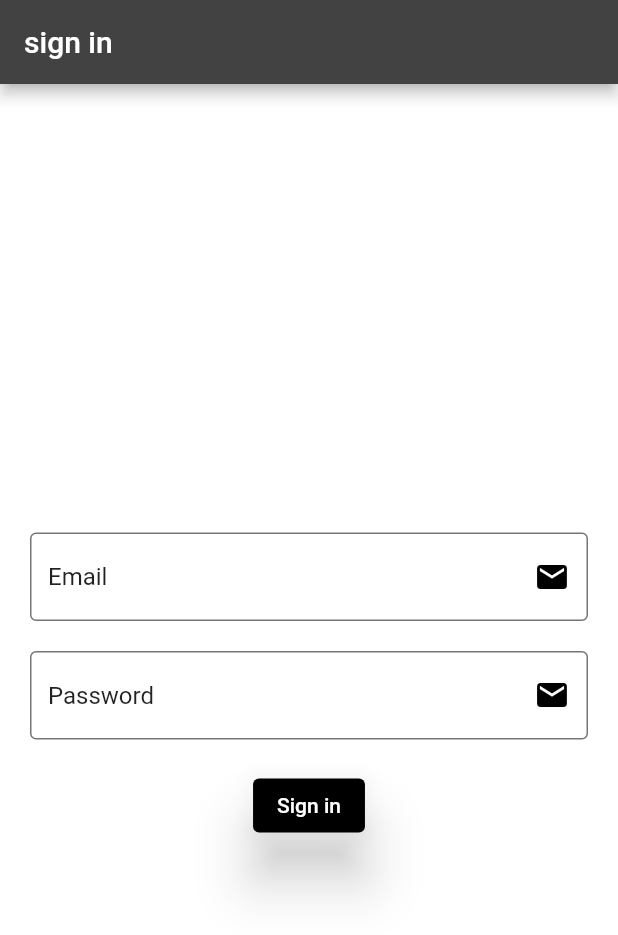
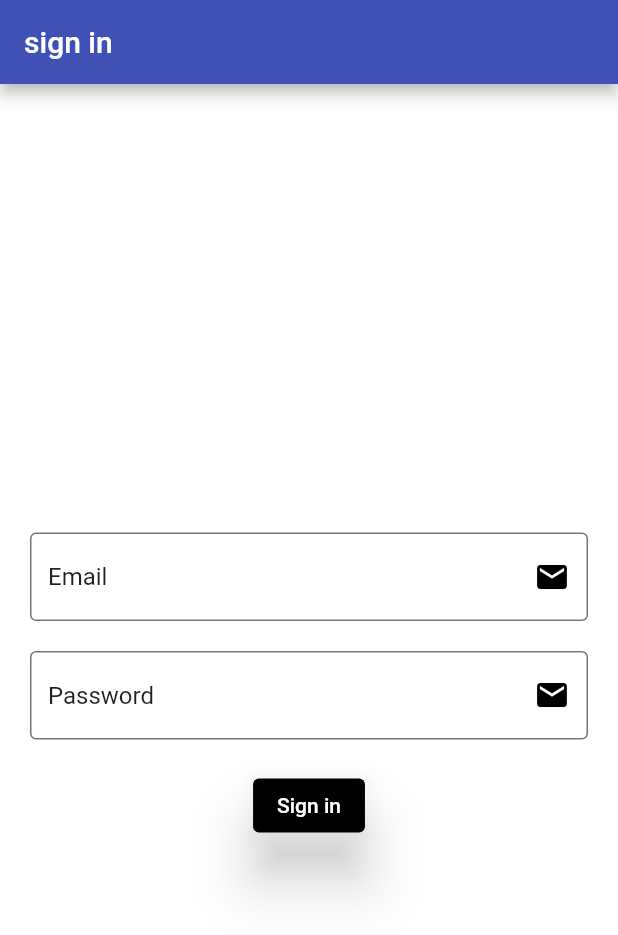
Before and after one commit to nouhben/dynamic-links-demo, a Flutter app: the screen it shows after launch, on a phone screen of 412 x 824 dp. Shown: the top 935 px of the screen. Run offline on Flutter 3.47's test engine with Material 2 defaults, Android fonts, the phone set to English and light mode, and no system bars; our stand-ins replace cloud_firestore, firebase_auth, firebase_core, firebase_dynamic_links, share_plus; accounts and stored records are empty.

Commit message:
final touches

```diff
--- a/lib/main.dart
+++ b/lib/main.dart
@@ -3,11 +3,6 @@ import 'package:flutter/material.dart';
 import 'package:flutter/services.dart';
 import 'package:provider/provider.dart';
 
-import 'package:deep_link_social_share/models/my_user.dart';
-import 'package:deep_link_social_share/screens/home_screen.dart';
-import 'package:deep_link_social_share/services/post_card.dart';
-
-import 'models/post.dart';
 import 'screens/auth_wdiget_builder.dart';
 import 'screens/auth_widget.dart';
 import 'services/dynamic_links_service.dart';
@@ -28,22 +23,17 @@ class MyApp extends StatelessWidget {
   Widget build(BuildContext context) {
     return Provider<FirebaseAuthService>(
       create: (context) => FirebaseAuthService(),
-      child: AuthWidgetBuilder(
-        builder: (context, snapshot) {
-          return AnnotatedRegion<SystemUiOverlayStyle>(
+      child: AnnotatedRegion<SystemUiOverlayStyle>(
         value: SystemUiOverlayStyle.dark,
         child: MaterialApp(
-              title: 'Flutter Demo',
+          title: 'Flutter Dynamic Linking Demo',
           theme: ThemeData(
             primarySwatch: Colors.indigo,
           ),
-              themeMode: ThemeMode.dark,
-              darkTheme: ThemeData.dark(),
+          themeMode: ThemeMode.light,
           debugShowCheckedModeBanner: false,
-              home: InitialWidget(snapshot: snapshot),
+          home: const InitialWidget(),
         ),
-          );
-        },
       ),
     );
   }
@@ -52,21 +42,20 @@ class MyApp extends StatelessWidget {
 class InitialWidget extends StatefulWidget {
   const InitialWidget({
     Key? key,
-    required this.snapshot,
   }) : super(key: key);
-  final AsyncSnapshot<MyUser?> snapshot;
-
   @override
   State<InitialWidget> createState() => _InitialWidgetState();
 }
 
 class _InitialWidgetState extends State<InitialWidget> {
   late DynamicLinkService _service;
+  bool isOpenedFromDynamicLink = false;
+
   @override
   void initState() {
     super.initState();
     _service = DynamicLinkService();
-    Future.delayed(const Duration(milliseconds: 100)).then(
+    Future.delayed(const Duration(milliseconds: 1)).then(
       (value) => handle(),
     );
   }
@@ -82,6 +71,8 @@ class _InitialWidgetState extends State<InitialWidget> {
 
   @override
   Widget build(BuildContext context) {
-    return AuthWidget(userSnapshot: widget.snapshot);
+    return AuthWidgetBuilder(
+      builder: (context, snapshot) => AuthWidget(userSnapshot: snapshot),
+    );
   }
 }
```
Also changed, not shown: lib/screens/home_screen.dart (+18 -18 lines), lib/services/dynamic_links_service.dart (+19 -45 lines), lib/services/firestore_service.dart (+3 -7 lines), lib/services/post_card.dart (+6 -2 lines). Lines whose indentation alone changed are shown as unchanged.
